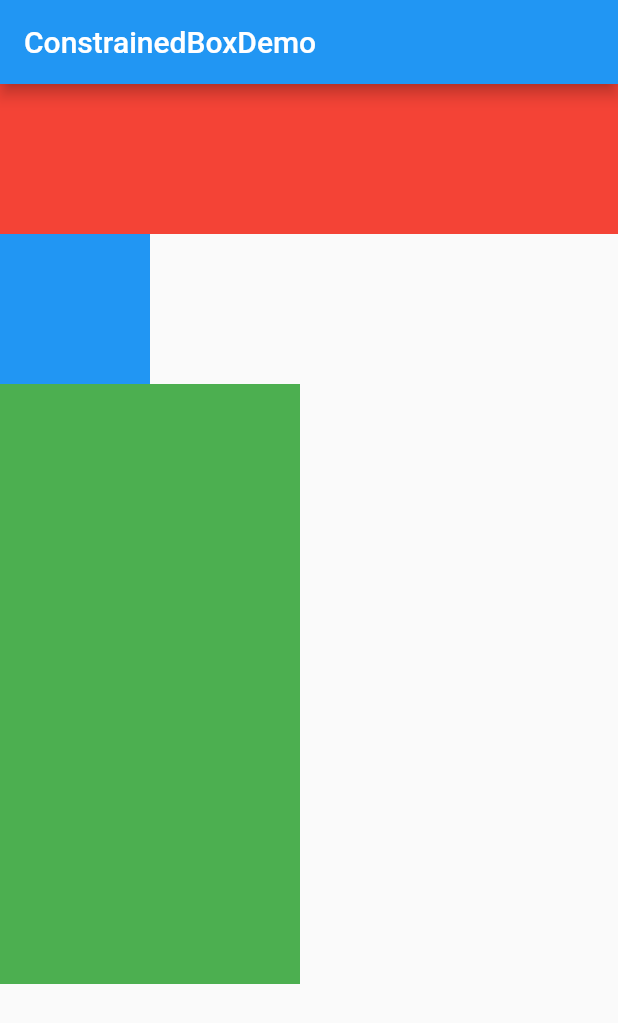
After one commit to Alexkaer/flutter_routes, a Flutter app: the ConstrainedBoxDemo screen opened directly, on a phone screen of 412 x 824 dp. The commit adds this screen. Shown: the top 1023 px of the screen. Run offline on Flutter 3.47's test engine with Material 2 defaults, Android fonts, the phone set to English and light mode, and no system bars.

Commit message:
add day 01

```diff
--- /dev/null
+++ b/lib/widgets/constrained_box.dart
@@ -0,0 +1,45 @@
+import 'package:flutter/material.dart';
+
+/// 用于对子widget添加额外的约束 minHeight maxHeight minWidth maxWidth  tight()  expand()
+class ConstrainedBoxDemo extends StatelessWidget {
+  @override
+  Widget build(BuildContext context) {
+    return new Scaffold(
+        appBar: new AppBar(
+          title: new Text('ConstrainedBoxDemo'),
+        ),
+        body: Column(
+          crossAxisAlignment: CrossAxisAlignment.start,
+          children: <Widget>[
+            ConstrainedBox(
+              constraints:
+                  BoxConstraints(minWidth: double.infinity, minHeight: 100),
+              child: Container(
+                height: 10,
+                child:
+                    DecoratedBox(decoration: BoxDecoration(color: Colors.red)),
+              ),
+            ),
+            ConstrainedBox(
+              constraints: BoxConstraints.tight(Size(100, 100)),
+              child:
+                  DecoratedBox(decoration: BoxDecoration(color: Colors.blue)),
+            ),
+            ConstrainedBox(
+                constraints: BoxConstraints.loose(Size(400, 400)),
+                child: Container(
+                  width: 200,
+                  height: 400,
+                  child: DecoratedBox(
+                      decoration: BoxDecoration(color: Colors.green)),
+                )),
+          ],
+        ));
+  }
+}
+
+void main() {
+  runApp(MaterialApp(
+    home: ConstrainedBoxDemo(),
+  ));
+}
--- a/pubspec.yaml
+++ b/pubspec.yaml
@@ -41,9 +41,8 @@ flutter:
   uses-material-design: true
 
   # To add assets to your application, add an assets section, like this:
-  # assets:
-  #  - images/a_dot_burr.jpeg
-  #  - images/a_dot_ham.jpeg
+  assets:
+    - images/wallhaven.jpg
 
   # An image asset can refer to one or more resolution-specific "variants", see
   # https://flutter.dev/assets-and-images/#resolution-aware.
```
Also changed, not shown: lib/hero_animation/hero_animation_route.dart (added, +86 -0 lines), lib/main.dart (+9 -4 lines), lib/widgets/decorated_box.dart (added, +46 -0 lines), lib/widgets/transform_demo.dart (added, +32 -0 lines), images/wallhaven.jpg (added).
